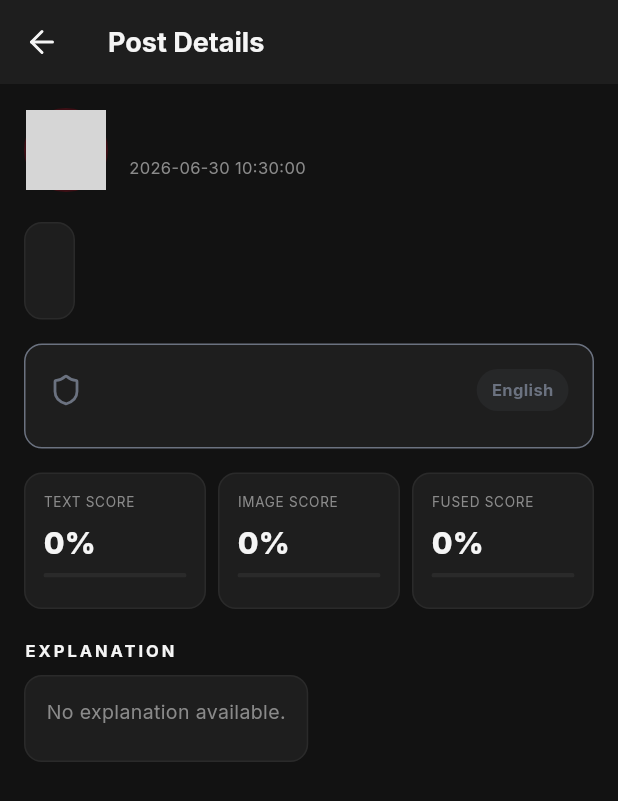
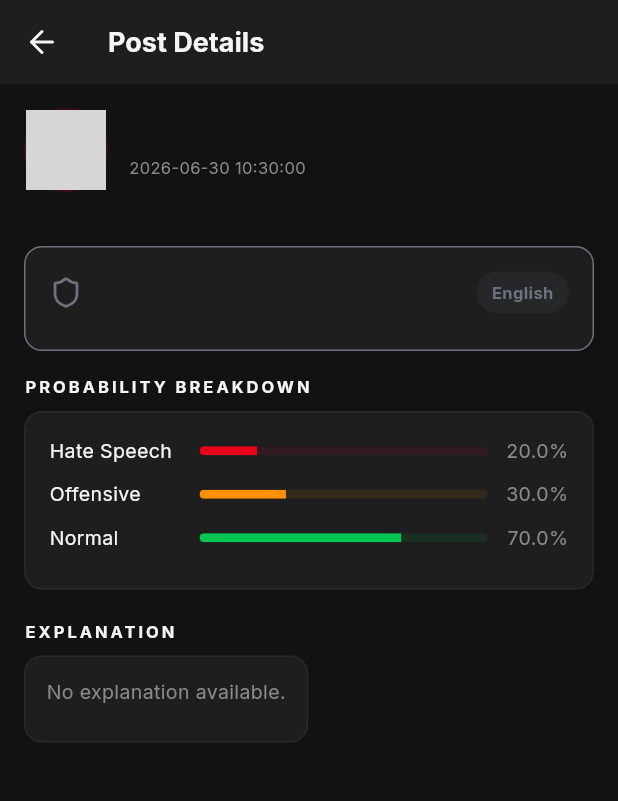
Before and after one commit to 4HadiRaza/harmfilter-full, a Flutter app: the PostDetailScreen screen opened directly with empty values, on a phone screen of 412 x 824 dp. Shown: the top 801 px of the screen. Run offline on Flutter 3.47's test engine with Material 3 defaults, Android fonts, the phone set to English and light mode, and no system bars; our stand-ins replace cloud_firestore, firebase_auth, firebase_core, fl_chart, flutter_dotenv, flutter_svg and 8 more; missing offline and left inert: cloudinary_public; accounts and stored records are empty; network calls fail; grey boxes are pictures that could not be loaded.

Commit message:
feat: replace score cards with probability breakdown and fix empty post text layout

```diff
--- a/harmfilter_flutter/lib/screens/post_detail/post_detail_screen.dart
+++ b/harmfilter_flutter/lib/screens/post_detail/post_detail_screen.dart
@@ -119,6 +119,7 @@ class PostDetailScreen extends StatelessWidget {
                 const SizedBox(height: 20),
 
                 // Post text
+                if (post.text.trim().isNotEmpty) ...[
                   HFCard(
                     padding: const EdgeInsets.all(16),
                     child: Text(
@@ -126,6 +127,8 @@ class PostDetailScreen extends StatelessWidget {
                       style: GoogleFonts.inter(color: HFTheme.primaryTextColor(context), fontSize: 15, height: 1.5),
                     ),
                   ),
+                  const SizedBox(height: 16),
+                ],
 
                 // Post image
                 if (post.imageUrl != null && post.imageUrl!.isNotEmpty) ...[
@@ -228,33 +231,44 @@ class PostDetailScreen extends StatelessWidget {
                 ),
                 const SizedBox(height: 16),
 
-                // Score cards
-                Row(
-                  children: [
-                    Expanded(
-                      child: _buildScoreCard(
-                        context,
-                        'Text Score',
-                        post.textScore,
+                // Probability breakdown
+                Text(
+                  'PROBABILITY BREAKDOWN',
+                  style: GoogleFonts.inter(
+                    color: HFTheme.primaryTextColor(context),
+                    fontSize: 11,
+                    fontWeight: FontWeight.w700,
+                    letterSpacing: 2,
                   ),
                 ),
-                    const SizedBox(width: 8),
-                    Expanded(
-                      child: _buildScoreCard(
+                const SizedBox(height: 8),
+                HFCard(
+                  padding: const EdgeInsets.all(16),
+                  child: Column(
+                    crossAxisAlignment: CrossAxisAlignment.start,
+                    children: [
+                      _buildProbRow(
                         context,
-                        'Image Score',
-                        post.imageScore ?? 0.0,
+                        'Hate Speech',
+                        post.label == 'hateful' ? post.fusedScore : (post.label == 'offensive' ? (1.0 - post.fusedScore) * 0.3 : (1.0 - post.fusedScore) * 0.2),
+                        HFTheme.accent,
                       ),
+                      const SizedBox(height: 10),
+                      _buildProbRow(
+                        context,
+                        'Offensive',
+                        post.label == 'offensive' ? post.fusedScore : (post.label == 'hateful' ? (1.0 - post.fusedScore) * 0.7 : (1.0 - post.fusedScore) * 0.3),
+                        const Color(0xFFFF9100),
                       ),
-                    const SizedBox(width: 8),
-                    Expanded(
-                      child: _buildScoreCard(
+                      const SizedBox(height: 10),
+                      _buildProbRow(
                         context,
-                        'Fused Score',
-                        post.fusedScore,
-                      ),
+                        'Normal',
+                        post.label == 'normal' ? post.fusedScore : (post.label == 'hateful' ? (1.0 - post.fusedScore) * 0.3 : (1.0 - post.fusedScore) * 0.7),
+                        const Color(0xFF00C853),
                       ),
                     ],
+                  ),
                 ),
                 const SizedBox(height: 20),
 
@@ -354,42 +368,43 @@ class PostDetailScreen extends StatelessWidget {
     );
   }
 
-  Widget _buildScoreCard(BuildContext context, String title, double score) {
-    final theme = Theme.of(context);
-    return HFCard(
-      padding: const EdgeInsets.all(12),
-      child: Column(
-        crossAxisAlignment: CrossAxisAlignment.start,
+  Widget _buildProbRow(BuildContext context, String label, double prob, Color color) {
+    return Row(
       children: [
-          Text(
-            title.toUpperCase(),
+        SizedBox(
+          width: 100,
+          child: Text(
+            label,
+            style: GoogleFonts.inter(
+              color: HFTheme.primaryTextColor(context),
+              fontSize: 13,
+            ),
+          ),
+        ),
+        Expanded(
+          child: ClipRRect(
+            borderRadius: BorderRadius.circular(3),
+            child: LinearProgressIndicator(
+              value: prob,
+              minHeight: 6,
+              color: color,
+              backgroundColor: color.withAlpha(25),
+            ),
+          ),
+        ),
+        const SizedBox(width: 12),
+        SizedBox(
+          width: 42,
+          child: Text(
+            '${(prob * 100).toStringAsFixed(1)}%',
+            textAlign: TextAlign.right,
             style: GoogleFonts.inter(
               color: HFTheme.secondaryTextColor(context),
-              fontSize: 9,
-              letterSpacing: 0.5,
+              fontSize: 13,
             ),
-          ),
-          const SizedBox(height: 6),
-          Text(
-            '${(score * 100).toStringAsFixed(0)}%',
-            style: GoogleFonts.inter(
-              color: HFTheme.primaryTextColor(context),
-              fontSize: 20,
-              fontWeight: FontWeight.w800,
-            ),
-          ),
-          const SizedBox(height: 6),
-          ClipRRect(
-            borderRadius: BorderRadius.circular(2),
-            child: LinearProgressIndicator(
-              value: score,
-              backgroundColor: theme.dividerColor,
-              valueColor: AlwaysStoppedAnimation<Color>(HFTheme.accent),
-              minHeight: 3,
           ),
         ),
       ],
-      ),
     );
   }
 }
```
Lines whose indentation alone changed are shown as unchanged.
